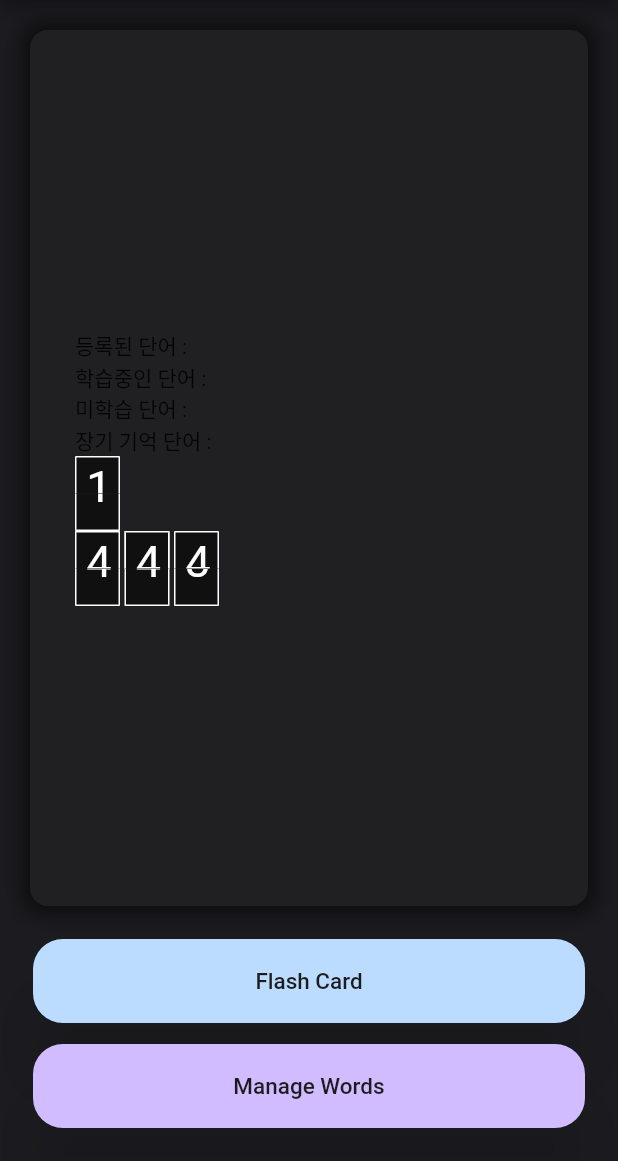
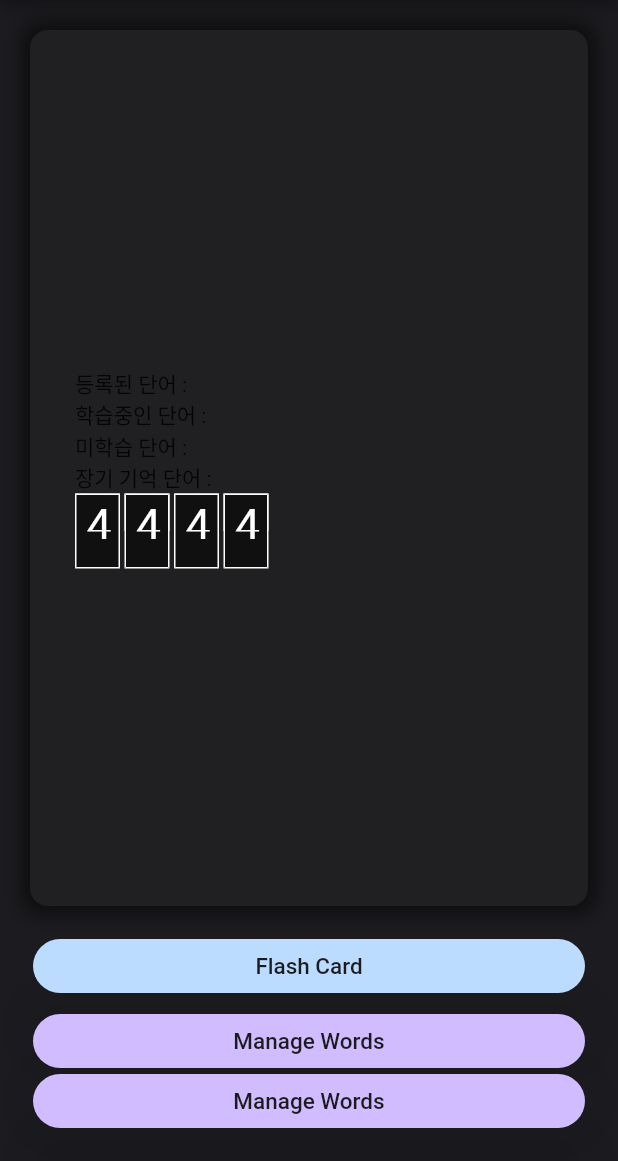
Before and after one commit to Xeno-Song/WordBook, a Flutter app: the first screen one second after launch, on a phone screen of 412 x 824 dp, the part 75-1236 px from its top. Run offline on Flutter 3.47's test engine with Material 2 defaults, Android fonts, the light colour scheme and no system bars; our stand-ins replace flutter_card_swiper, flutter_spinkit, fluttertoast, sqflite_common, sqflite_common_ffi; missing offline and left inert: flutter_flip_card; accounts and stored records are empty.

Commit message:
[ADD] Add number flip indicator controller

```diff
--- a/lib/View/Main.dart
+++ b/lib/View/Main.dart
@@ -24,6 +24,8 @@ class MainView extends StatefulWidget {
 }
 
 class _MainViewPageState extends State<MainView> {
+  HorizontalFlipNumberController controller = HorizontalFlipNumberController(123);
+
   @override
   Widget build(BuildContext context) {
     // WordModel model = WordModel(
@@ -100,17 +102,17 @@ class _MainViewPageState extends State<MainView> {
                               const Text("학습중인 단어 : "),
                               const Text("미학습 단어 : "),
                               const Text("장기 기억 단어 : "),
-                              const FlipNumber(
-                                height: 50,
-                                width: 30,
-                                value: 1,
-                              ),
-                              const HorizontalFlipNumber(
-                                digits: 3,
+                              // const FlipNumber(
+                              //   height: 50,
+                              //   width: 30,
+                              //   controller: ,
+                              // ),
+                              HorizontalFlipNumber(
+                                digits: 4,
                                 height: 50,
                                 width: 30,
                                 gapBetweenDigits: 3,
-                                value: 786,
+                                controller: controller,
                               ),
                             ],
                           ),
@@ -198,6 +200,47 @@ class _MainViewPageState extends State<MainView> {
                               ),
                             ),
                           ),
+                          Expanded(
+                            child: Container(
+                              decoration: BoxDecoration(
+                                border: Border.all(
+                                  color: const Color.fromARGB(0x00, 0x00, 0xFF, 0x00),
+                                  width: 2,
+                                ),
+                              ),
+                              child: TextButton(
+                                style: FilledButton.styleFrom(
+                                  shape: RoundedRectangleBorder(
+                                    borderRadius: BorderRadius.circular(20),
+                                  ),
+                                  backgroundColor: const Color.fromARGB(0xFF, 0xD0, 0xBC, 0xFF),
+                                  shadowColor: Colors.black45.withOpacity(0.55),
+                                  elevation: 20,
+                                ),
+                                // style: ButtonStyle(
+                                //   shape: MaterialStateProperty.all<RoundedRectangleBorder>(
+                                //     RoundedRectangleBorder(
+                                //       borderRadius: BorderRadius.circular(20),
+                                //     ),
+                                //   ),
+                                //   backgroundColor: MaterialStateProperty.all<Color>(
+                                //     const Color.fromARGB(0xFF, 0xD0, 0xBC, 0xFF),
+                                //   ),
+                                // ),
+                                onPressed: () {
+                                  controller.value = controller.value + 123;
+                                  // print(controller.value);
+                                },
+                                child: const Text(
+                                  "Manage Words",
+                                  style: TextStyle(
+                                    fontSize: 15,
+                                    color: CommonColors.primaryBackgroundColor,
+                                  ),
+                                ),
+                              ),
+                            ),
+                          ),
                         ],
                       ),
                     ),
--- a/lib/View/components/flip_number.dart
+++ b/lib/View/components/flip_number.dart
@@ -3,21 +3,25 @@ import 'dart:math';
 import 'package:flutter/cupertino.dart';
 import 'package:flutter/material.dart';
 
+class HorizontalFlipNumberController extends ValueNotifier<int> {
+  HorizontalFlipNumberController(super.value);
+}
+
 class HorizontalFlipNumber extends StatefulWidget {
   const HorizontalFlipNumber({
     super.key,
     required this.digits,
-    required this.value,
     required this.height,
     required this.width,
     required this.gapBetweenDigits,
+    required this.controller,
   });
 
   final int digits;
-  final int value;
   final double height;
   final double width;
   final double gapBetweenDigits;
+  final HorizontalFlipNumberController controller;
 
   @override
   State<StatefulWidget> createState() {
@@ -26,6 +30,26 @@ class HorizontalFlipNumber extends StatefulWidget {
 }
 
 class _HorizontalFlipNumberState extends State<HorizontalFlipNumber> {
+  int value = 0;
+  List<FlipNumberController> _numberController = List<FlipNumberController>.empty();
+
+  @override
+  void initState() {
+    super.initState();
+
+    _numberController = List<FlipNumberController>.generate(widget.digits, (index) => FlipNumberController(0));
+    value = widget.controller.value;
+    widget.controller.addListener(_updateValue);
+  }
+
+  void _updateValue() {
+    print("AA ${widget.controller.value}");
+    // setState(() => value = widget.controller.value);
+    for (int i = 0; i < widget.digits; ++i) {
+      _numberController[i].value = ((widget.controller.value / pow(10, widget.digits - i - 1)) % 10).floor();
+    }
+  }
+
   @override
   Widget build(BuildContext context) {
     return Row(
@@ -37,7 +61,8 @@ class _HorizontalFlipNumberState extends State<HorizontalFlipNumber> {
           return Padding(
             padding: EdgeInsets.fromLTRB(0, 0, widget.gapBetweenDigits, 0),
             child: FlipNumber(
-              value: (widget.value / pow(10, widget.digits - index - 1)).floor() % 10,
+              // value: (value / pow(10, widget.digits - index - 1)).floor() % 10,
+              controller: _numberController[index],
               height: 50,
               width: 30,
             ),
@@ -48,17 +73,23 @@ class _HorizontalFlipNumberState extends State<HorizontalFlipNumber> {
   }
 }
 
+class FlipNumberController extends ValueNotifier<int> {
+  FlipNumberController(super.value);
+}
+
 class FlipNumber extends StatefulWidget {
   const FlipNumber({
     super.key,
-    required this.value,
+    // required this.value,
     required this.width,
     required this.height,
+    required this.controller,
   });
 
-  final int value;
+  // final int value;
   final double width;
   final double height;
+  final FlipNumberController controller;
 
   @override
   State<StatefulWidget> createState() {
@@ -114,20 +145,18 @@ class _FlipNumberState extends State<FlipNumber> with TickerProviderStateMixin {
             });
           }
         }
-      })
-      ..addListener(() {
-        setState(() {
-          // _running = true;
-        });
       });
     _animation = Tween(begin: _zeroAngle, end: pi / 2).animate(_controller!);
     _controller?.forward(from: 0.0);
+    widget.controller.addListener(onNumberChanged);
   }
 
   void onNumberChanged() {
-    if (widget.value != _oldNumber) {
+    if (_flipStage != 2) return;
+
+    if (widget.controller.value != _oldNumber) {
       int nextNumber = (_oldNumber + 1) % 10;
-      int numberDiff = (widget.value + 10 - nextNumber) % 10;
+      int numberDiff = (widget.controller.value + 10 - nextNumber) % 10;
       int animationDuration = animationTime;
 
       switch (numberDiff) {
```
